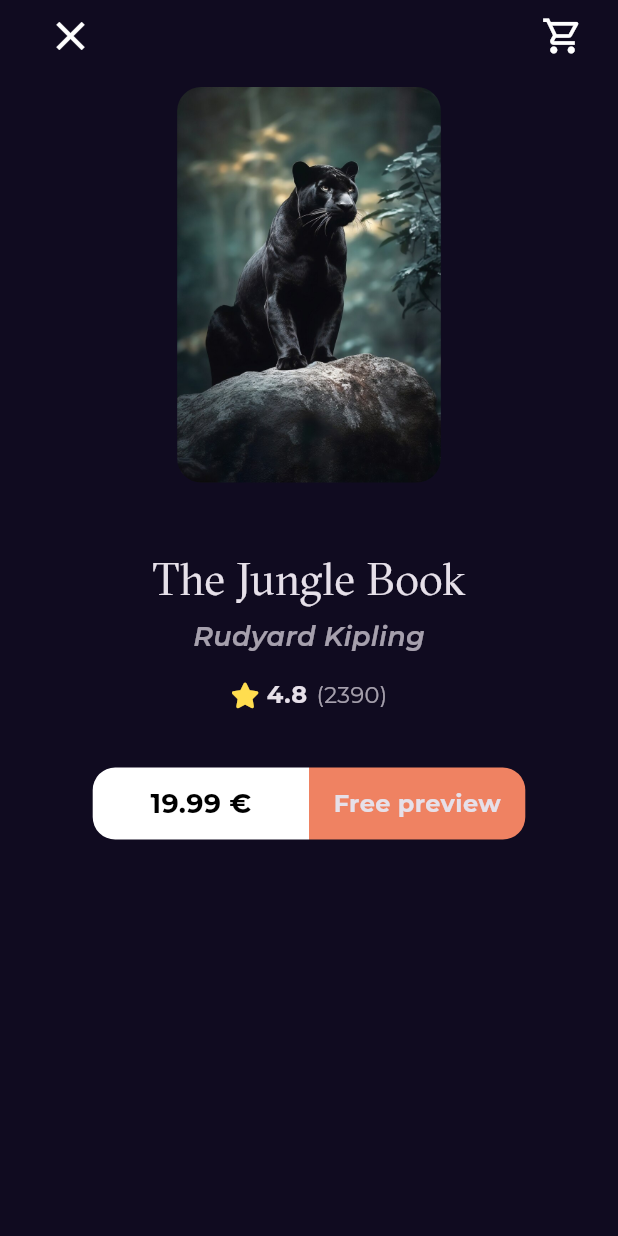
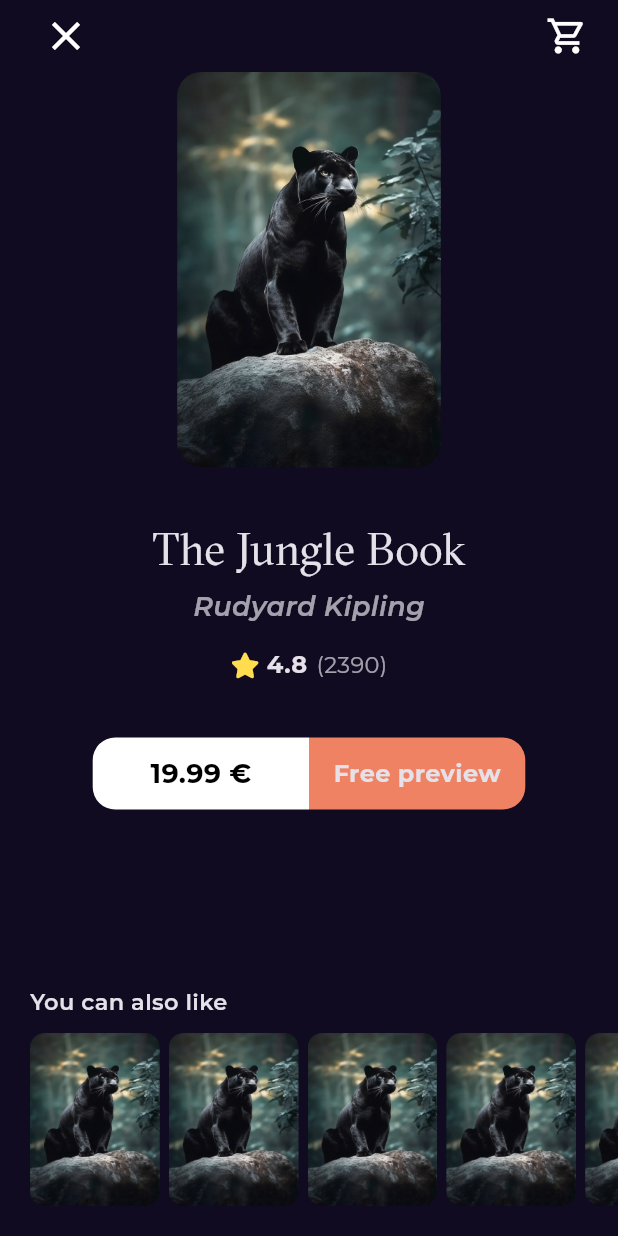
Before and after one commit to hamz491/Bookly, a Flutter app: the BookDetailsView screen opened by its route, on a phone screen of 412 x 824 dp. Run offline on Flutter 3.47's test engine with Material 3 defaults, Android fonts, the phone set to English and light mode, and no system bars; our stand-ins replace flutter_svg, font_awesome_flutter, go_router, google_fonts.

Commit message:
Book_Details_View done

```diff
--- a/lib/Features/Home/presentation/View/Book_Details_View.dart
+++ b/lib/Features/Home/presentation/View/Book_Details_View.dart
@@ -1,4 +1,3 @@
-import 'package:bookly/Features/Home/presentation/Widgets/Book_Details_Card.dart';
 import 'package:bookly/Features/Home/presentation/Widgets/Book_Details_View_Body.dart';
 import 'package:flutter/material.dart';
 
--- /dev/null
+++ b/lib/Features/Home/presentation/Widgets/Book_Details_Section.dart
@@ -0,0 +1,40 @@
+import 'package:bookly/Core/utils/Styles.dart';
+import 'package:bookly/Features/Home/presentation/Widgets/Book_Details_Card.dart';
+import 'package:bookly/Features/Home/presentation/Widgets/book_rating.dart';
+import 'package:flutter/material.dart';
+
+import 'Price_Card.dart';
+
+class Book_Details_Section extends StatelessWidget {
+  const Book_Details_Section({super.key});
+
+  @override
+  Widget build(BuildContext context) {
+    return Column(
+      children: [
+        const Book_Details_Book_Card(),
+        const SizedBox(height: 33),
+        const Text(
+          'The Jungle Book',
+          style: Styles.textStyle30,
+        ),
+        const SizedBox(height: 4),
+        Opacity(
+          opacity: .7,
+          child: Text(
+            'Rudyard Kipling',
+            style: Styles.textStyle18.copyWith(
+              fontStyle: FontStyle.italic,
+            ),
+          ),
+        ),
+        const SizedBox(height: 14),
+        const BookRating(),
+        const Padding(
+          padding: EdgeInsets.only(top: 37),
+          child: priceCard(),
+        ),
+      ],
+    );
+  }
+}
--- a/lib/Features/Home/presentation/Widgets/Book_Details_View_Body.dart
+++ b/lib/Features/Home/presentation/Widgets/Book_Details_View_Body.dart
@@ -1,51 +1,50 @@
 import 'package:bookly/Core/utils/Styles.dart';
 import 'package:bookly/Features/Home/presentation/Widgets/Book_Details_Card.dart';
+import 'package:bookly/Features/Home/presentation/Widgets/Book_Details_Section.dart';
+import 'package:bookly/Features/Home/presentation/Widgets/Can_Also_Like_Sectoin.dart';
 import 'package:bookly/Features/Home/presentation/Widgets/Price_Card.dart';
+import 'package:bookly/Features/Home/presentation/Widgets/alsolike_list_view_builder.dart';
 import 'package:bookly/Features/Home/presentation/Widgets/book_rating.dart';
 import 'package:bookly/Features/Home/presentation/Widgets/custom_book_details_appBar.dart';
 import 'package:flutter/material.dart';
-import 'package:get/get.dart';
 
 class BookDetailsView_Body extends StatelessWidget {
   const BookDetailsView_Body({super.key});
 
   @override
   Widget build(BuildContext context) {
-    return Padding(
-      padding: const EdgeInsets.symmetric(horizontal: 23),
+    return const CustomScrollView(
+      slivers: [
+        SliverFillRemaining(
+          hasScrollBody: false,
           child: SafeArea(
+            //start the body under safe area "appBar"
             child: Column(
               crossAxisAlignment: CrossAxisAlignment.center,
               children: [
-            const Custom_Book_Details_App_bar(),
-            const Padding(
-              padding: EdgeInsets.only(top: 10),
-              child: Book_Details_Book_Card(),
+                Padding(
+                  padding: EdgeInsets.symmetric(horizontal: 20),
+                  child: Custom_Book_Details_App_bar(),
                 ),
-            const SizedBox(height: 43),
-            const Text(
-              'The Jungle Book',
-              style: Styles.textStyle30,
+                Padding(
+                  padding: EdgeInsets.symmetric(horizontal: 20),
+                  child: Book_Details_Section(),
                 ),
-            const SizedBox(height: 4),
-            Opacity(
-              opacity: .7,
-              child: Text(
-                'Rudyard Kipling',
-                style: Styles.textStyle18.copyWith(
-                  fontStyle: FontStyle.italic,
+                Expanded(
+                  child: SizedBox(height: 32),
+                ),
+                Padding(
+                  padding: EdgeInsets.only(left: 20),
+                  child: Can_Also_Like_Sectoin(),
+                ),
+                SizedBox(
+                  height: 20,
+                )
+              ],
             ),
           ),
         ),
-            const SizedBox(height: 14),
-            const BookRating(),
-            const Padding(
-              padding: EdgeInsets.only(top: 37),
-              child: priceCard(),
-            ),
       ],
-        ),
-      ),
     );
   }
 }
--- /dev/null
+++ b/lib/Features/Home/presentation/Widgets/Can_Also_Like_Sectoin.dart
@@ -0,0 +1,21 @@
+import 'package:bookly/Core/utils/Styles.dart';
+import 'package:bookly/Features/Home/presentation/Widgets/alsolike_list_view_builder.dart';
+import 'package:flutter/material.dart';
+
+class Can_Also_Like_Sectoin extends StatelessWidget {
+  const Can_Also_Like_Sectoin({super.key});
+
+  @override
+  Widget build(BuildContext context) {
+    return Column(
+      crossAxisAlignment: CrossAxisAlignment.start,
+      children: [
+        Text(
+          "You can also like",
+          style: Styles.textStyle14.copyWith(fontWeight: FontWeight.w600),
+        ),
+        const alsoLike_ListView(),
+      ],
+    );
+  }
+}
--- a/lib/Features/Home/presentation/Widgets/Custom_bookCard.dart
+++ b/lib/Features/Home/presentation/Widgets/Custom_bookCard.dart
@@ -13,7 +13,7 @@ class BookCard extends StatelessWidget {
         child: Container(
           height: MediaQuery.of(context).size.height * .25,
           decoration: BoxDecoration(
-            borderRadius: BorderRadius.circular(16),
+            borderRadius: BorderRadius.circular(10),
             image: const DecorationImage(
               fit: BoxFit.fill,
               image: AssetImage(AssetsData.ktestimage),
--- /dev/null
+++ b/lib/Features/Home/presentation/Widgets/alsolike_list_view_builder.dart
@@ -0,0 +1,27 @@
+import 'package:bookly/Features/Home/presentation/Widgets/Custom_bookCard.dart';
+import 'package:flutter/material.dart';
+
+class alsoLike_ListView extends StatelessWidget {
+  const alsoLike_ListView({super.key});
+
+  @override
+  Widget build(BuildContext context) {
+    return Padding(
+      padding: const EdgeInsets.only(top: 10),
+      child: SizedBox(
+        height: MediaQuery.of(context).size.height * .14,
+        child: ListView.builder(
+          scrollDirection: Axis.horizontal,
+          physics: const BouncingScrollPhysics(),
+          itemCount: 10,
+          itemBuilder: (context, index) {
+            return const Padding(
+              padding: EdgeInsets.only(right: 6),
+              child: BookCard(),
+            );
+          },
+        ),
+      ),
+    );
+  }
+}
```
Lines whose indentation alone changed are shown as unchanged.
